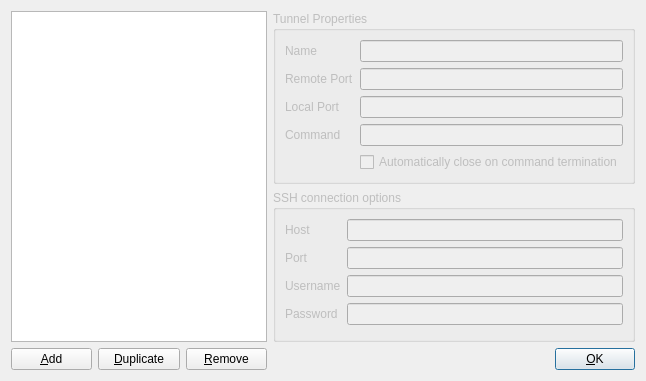
First picture: the form in iosshy/tunneldialog.ui, repository mtorromeo/iosshy, before the edit.
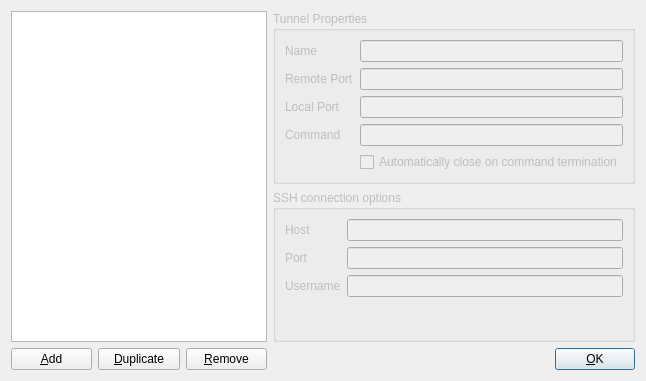
Second picture: the form after the edit. Icons and pictures are not drawn.

Commit message: Implemented usage of the keyring module for password storage

Diff of the .ui file:
```diff
--- a/iosshy/tunneldialog.ui
+++ b/iosshy/tunneldialog.ui
@@ -176,23 +176,6 @@
         <item row="2" column="1">
          <widget class="QLineEdit" name="txtUsername"/>
         </item>
-        <item row="3" column="0">
-         <widget class="QLabel" name="lblPassword">
-          <property name="text">
-           <string>Password</string>
-          </property>
-          <property name="buddy">
-           <cstring>txtPassword</cstring>
-          </property>
-         </widget>
-        </item>
-        <item row="3" column="1">
-         <widget class="QLineEdit" name="txtPassword">
-          <property name="echoMode">
-           <enum>QLineEdit::Password</enum>
-          </property>
-         </widget>
-        </item>
        </layout>
       </widget>
      </item>
```
Left out of the diff: 1 changed line with no effect on the pictures. The commit also changes 2 other files.
